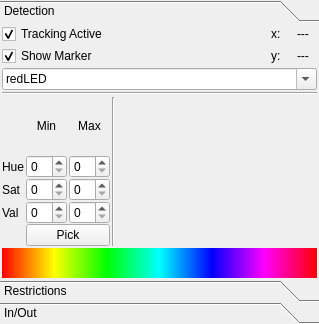
The window that ui/tab_featuresUi.ui (wonkoderverstaendige/Spotter) describes before a commit, drawn with Qt 5.
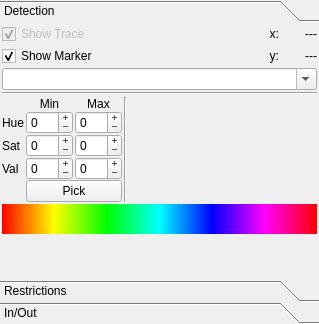
The same window after the commit.

Commit message: Intermediate commit, working on updating features, objects and their tabs.

Diff of the .ui file:
```diff
--- a/ui/tab_featuresUi.ui
+++ b/ui/tab_featuresUi.ui
@@ -76,6 +76,19 @@
              </property>
             </widget>
            </item>
+           <item>
+            <spacer name="verticalSpacer">
+             <property name="orientation">
+              <enum>Qt::Vertical</enum>
+             </property>
+             <property name="sizeHint" stdset="0">
+              <size>
+               <width>20</width>
+               <height>40</height>
+              </size>
+             </property>
+            </spacer>
+           </item>
           </layout>
          </item>
          <item row="10" column="0">
@@ -100,10 +113,42 @@
             </spacer>
            </item>
            <item row="2" column="2">
-            <widget class="QSpinBox" name="spin_sat_max"/>
+            <widget class="QSpinBox" name="spin_sat_max">
+             <property name="wrapping">
+              <bool>true</bool>
+             </property>
+             <property name="frame">
+              <bool>true</bool>
+             </property>
+             <property name="buttonSymbols">
+              <enum>QAbstractSpinBox::PlusMinus</enum>
+             </property>
+             <property name="accelerated">
+              <bool>true</bool>
+             </property>
+             <property name="maximum">
+              <number>255</number>
+             </property>
+            </widget>
            </item>
            <item row="3" column="2">
-            <widget class="QSpinBox" name="spin_val_max"/>
+            <widget class="QSpinBox" name="spin_val_max">
+             <property name="wrapping">
+              <bool>true</bool>
+             </property>
+             <property name="frame">
+              <bool>true</bool>
+             </property>
+             <property name="buttonSymbols">
+              <enum>QAbstractSpinBox::PlusMinus</enum>
+             </property>
+             <property name="accelerated">
+              <bool>true</bool>
+             </property>
+             <property name="maximum">
+              <number>255</number>
+             </property>
+            </widget>
            </item>
            <item row="1" column="0">
             <widget class="QLabel" name="lbl_hue">
@@ -120,7 +165,23 @@
             </widget>
            </item>
            <item row="1" column="2">
-            <widget class="QSpinBox" name="spin_hue_max"/>
+            <widget class="QSpinBox" name="spin_hue_max">
+             <property name="wrapping">
+              <bool>true</bool>
+             </property>
+             <property name="frame">
+              <bool>true</bool>
+             </property>
+             <property name="buttonSymbols">
+              <enum>QAbstractSpinBox::PlusMinus</enum>
+             </property>
+             <property name="accelerated">
+              <bool>true</bool>
+             </property>
+             <property name="maximum">
+              <number>179</number>
+             </property>
+            </widget>
            </item>
            <item row="2" column="0">
             <widget class="QLabel" name="lbl_sat">
@@ -130,10 +191,42 @@
             </widget>
            </item>
            <item row="1" column="1">
-            <widget class="QSpinBox" name="spin_hue_min"/>
+            <widget class="QSpinBox" name="spin_hue_min">
+             <property name="wrapping">
+              <bool>true</bool>
+             </property>
+             <property name="frame">
+              <bool>true</bool>
+             </property>
+             <property name="buttonSymbols">
+              <enum>QAbstractSpinBox::PlusMinus</enum>
+             </property>
+             <property name="accelerated">
+              <bool>true</bool>
+             </property>
+             <property name="maximum">
+              <number>179</number>
+             </property>
+            </widget>
            </item>
            <item row="2" column="1">
-            <widget class="QSpinBox" name="spin_sat_min"/>
+            <widget class="QSpinBox" name="spin_sat_min">
+             <property name="wrapping">
+              <bool>true</bool>
+             </property>
+             <property name="frame">
+              <bool>true</bool>
+             </property>
+             <property name="buttonSymbols">
+              <enum>QAbstractSpinBox::PlusMinus</enum>
+             </property>
+             <property name="accelerated">
+              <bool>true</bool>
+             </property>
+             <property name="maximum">
+              <number>255</number>
+             </property>
+            </widget>
            </item>
            <item row="4" column="1" colspan="2">
             <widget class="QPushButton" name="btn_pick_color">
@@ -187,7 +280,23 @@
             </widget>
            </item>
            <item row="3" column="1">
-            <widget class="QSpinBox" name="spin_val_min"/>
+            <widget class="QSpinBox" name="spin_val_min">
+             <property name="wrapping">
+              <bool>true</bool>
+             </property>
+             <property name="frame">
+              <bool>true</bool>
+             </property>
+             <property name="buttonSymbols">
+              <enum>QAbstractSpinBox::PlusMinus</enum>
+             </property>
+             <property name="accelerated">
+              <bool>true</bool>
+             </property>
+             <property name="maximum">
+              <number>255</number>
+             </property>
+            </widget>
            </item>
            <item row="0" column="3" rowspan="5">
             <widget class="Line" name="line_2">
@@ -203,6 +312,9 @@
            <property name="editable">
             <bool>true</bool>
            </property>
+           <property name="currentIndex">
+            <number>-1</number>
+           </property>
            <property name="insertPolicy">
             <enum>QComboBox::NoInsert</enum>
            </property>
@@ -228,6 +340,49 @@
            <property name="topMargin">
             <number>0</number>
            </property>
+           <item row="1" column="3">
+            <spacer name="horizontalSpacer">
+             <property name="orientation">
+              <enum>Qt::Horizontal</enum>
+             </property>
+             <property name="sizeHint" stdset="0">
+              <size>
+               <width>40</width>
+               <height>20</height>
+              </size>
+             </property>
+            </spacer>
+           </item>
+           <item row="1" column="0">
+            <layout class="QVBoxLayout" name="verticalLayout">
+             <property name="topMargin">
+              <number>0</number>
+             </property>
+             <item>
+              <widget class="QCheckBox" name="ckb_trace">
+               <property name="enabled">
+                <bool>false</bool>
+               </property>
+               <property name="text">
+                <string>Show Trace</string>
+               </property>
+               <property name="checked">
+                <bool>true</bool>
+               </property>
+              </widget>
+             </item>
+             <item>
+              <widget class="QCheckBox" name="ckb_marker">
+               <property name="text">
+                <string>Show Marker</string>
+               </property>
+               <property name="checked">
+                <bool>true</bool>
+               </property>
+              </widget>
+             </item>
+            </layout>
+           </item>
            <item row="1" column="4">
             <layout class="QGridLayout" name="gridLayout_4" columnminimumwidth="20,20">
              <property name="topMargin">
@@ -241,6 +396,9 @@
                <property name="text">
                 <string>y:</string>
                </property>
+               <property name="alignment">
+                <set>Qt::AlignRight|Qt::AlignTrailing|Qt::AlignVCenter</set>
+               </property>
               </widget>
              </item>
              <item row="0" column="0">
@@ -248,59 +406,64 @@
                <property name="text">
                 <string>x:</string>
                </property>
+               <property name="alignment">
+                <set>Qt::AlignRight|Qt::AlignTrailing|Qt::AlignVCenter</set>
+               </property>
               </widget>
              </item>
              <item row="0" column="1">
               <widget class="QLabel" name="lbl_x">
+               <property name="sizePolicy">
+                <sizepolicy hsizetype="Preferred" vsizetype="Preferred">
+                 <horstretch>0</horstretch>
+                 <verstretch>0</verstretch>
+                </sizepolicy>
+               </property>
+               <property name="minimumSize">
+                <size>
+                 <width>32</width>
+                 <height>0</height>
+                </size>
+               </property>
+               <property name="maximumSize">
+                <size>
+                 <width>32</width>
+                 <height>16777215</height>
+                </size>
+               </property>
                <property name="text">
                 <string>---</string>
                </property>
+               <property name="alignment">
+                <set>Qt::AlignRight|Qt::AlignTrailing|Qt::AlignVCenter</set>
+               </property>
               </widget>
              </item>
              <item row="1" column="1">
               <widget class="QLabel" name="lbl_y">
+               <property name="sizePolicy">
+                <sizepolicy hsizetype="Preferred" vsizetype="Preferred">
+                 <horstretch>0</horstretch>
+                 <verstretch>0</verstretch>
+                </sizepolicy>
+               </property>
+               <property name="minimumSize">
+                <size>
+                 <width>32</width>
+                 <height>0</height>
+                </size>
+               </property>
+               <property name="maximumSize">
+                <size>
+                 <width>32</width>
+                 <height>16777215</height>
+                </size>
+               </property>
                <property name="text">
                 <string>---</string>
                </property>
-              </widget>
-             </item>
-            </layout>
-           </item>
-           <item row="1" column="3">
-            <spacer name="horizontalSpacer">
-             <property name="orientation">
-              <enum>Qt::Horizontal</enum>
-             </property>
-             <property name="sizeHint" stdset="0">
-              <size>
-               <width>40</width>
-               <height>20</height>
-              </size>
-             </property>
-            </spacer>
-           </item>
-           <item row="1" column="0">
-            <layout class="QVBoxLayout" name="verticalLayout">
-             <property name="topMargin">
-              <number>0</number>
-             </property>
-             <item>
-              <widget class="QCheckBox" name="checkBox_3">
-               <property name="text">
-                <string>Tracking Active</string>
-               </property>
-               <property name="checked">
-                <bool>true</bool>
-               </property>
-              </widget>
-             </item>
-             <item>
-              <widget class="QCheckBox" name="checkBox">
-               <property name="text">
-                <string>Show Marker</string>
-               </property>
-               <property name="checked">
-                <bool>true</bool>
+               <property name="alignment">
+                <set>Qt::AlignRight|Qt::AlignTrailing|Qt::AlignVCenter</set>
                </property>
               </widget>
              </item>
```
Left out of the diff: 2 changed lines with no effect on the pictures. The commit also changes 10 other files.
